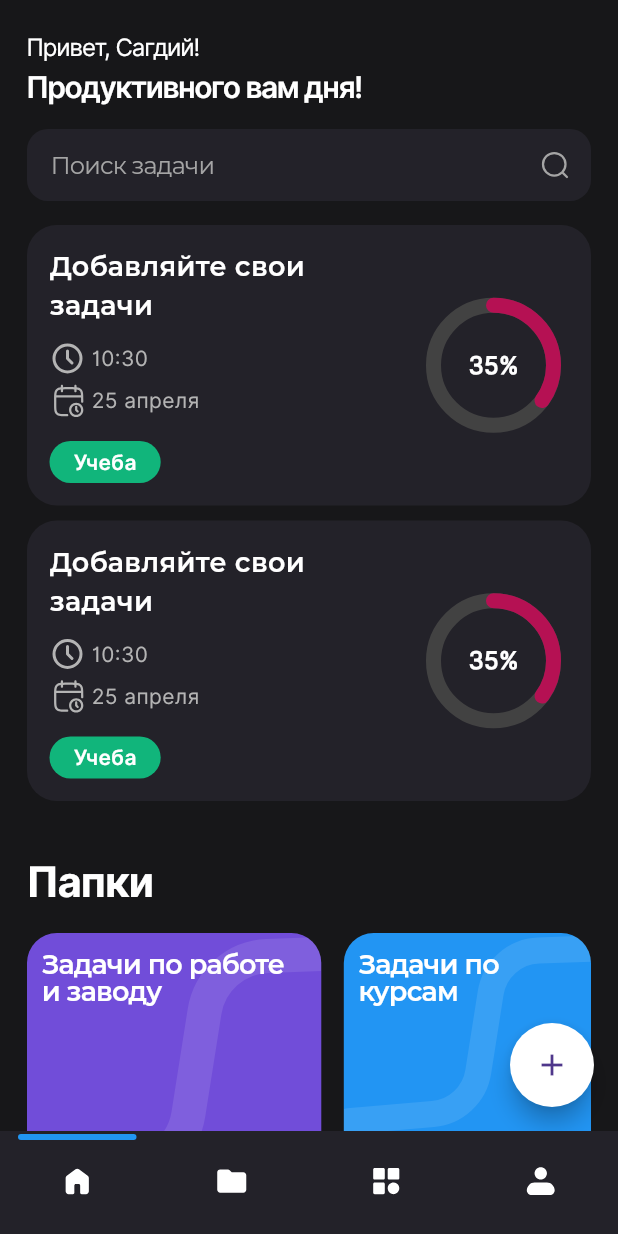
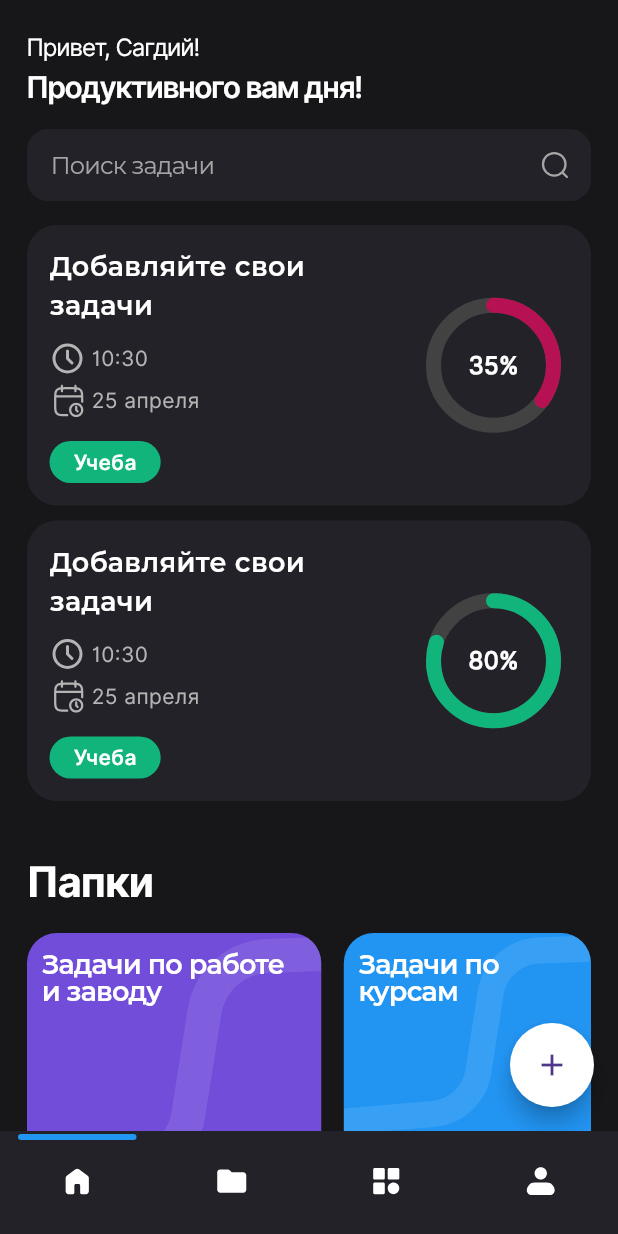
Before and after one commit to rahimov27/todo_app, a Flutter app: the screen it shows after launch, on a phone screen of 412 x 824 dp. Run offline on Flutter 3.47's test engine with Material 3 defaults, Android fonts, the phone set to English and light mode, and no system bars; drawn by our look-alikes of flutter_speed_dial, persistent_bottom_nav_bar; our stand-ins replace flutter_svg, hive, hive_flutter, lottie; accounts and stored records are empty.

Commit message:
added stagged grid view

```diff
--- a/lib/features/home/screens/home_screen.dart
+++ b/lib/features/home/screens/home_screen.dart
@@ -1,5 +1,6 @@
 import 'package:flutter/material.dart';
 import 'package:flutter_speed_dial/flutter_speed_dial.dart';
+import 'package:flutter_staggered_grid_view/flutter_staggered_grid_view.dart';
 import 'package:flutter_svg/svg.dart';
 import 'package:provider/provider.dart';
 import 'package:todo_app/features/home/screens/add_folder_screen.dart';
@@ -90,7 +91,7 @@ class _HomeScreenState extends State<HomeScreen> {
                           subtitle: "Пишите свои описания",
                           time: DateTime.now(),
                           date: DateTime.now(),
-                          progress: 35,
+                          progress: 80,
                         ),
                       ],
                     ),
@@ -109,15 +110,22 @@ class _HomeScreenState extends State<HomeScreen> {
                 SizedBox(height: 14),
 
                 folderProvider.folderModels.isNotEmpty
-                    ? SizedBox(
-                      height: 500, // Adjust the height if necessary
-                      child: ListView.builder(
+                    ? Column(
+                      children: [
+                        MasonryGridView.builder(
+                          crossAxisSpacing: 10,
+                          mainAxisSpacing: 10,
+                          itemCount: folderProvider.folderModels.length,
                           physics: NeverScrollableScrollPhysics(),
-                        itemCount: folderProvider.folderModels.length,
-                        itemBuilder: (context, index) {
-                          return FolderCard(
+                          shrinkWrap: true,
+                          gridDelegate:
+                              SliverSimpleGridDelegateWithFixedCrossAxisCount(
+                                crossAxisCount: 2,
+                              ),
+                          itemBuilder:
+                              (context, index) => FolderCard(
                                 width: double.infinity,
-                            height: MediaQuery.of(context).size.width / 2.5,
+                                height: (index % 3 == 0) ? 250 : 197,
                                 title: folderProvider.folderModels[index].title,
                                 subtitle:
                                     folderProvider.folderModels[index].subtitle,
@@ -127,11 +135,11 @@ class _HomeScreenState extends State<HomeScreen> {
                                     folderProvider
                                         .folderModels[index]
                                         .backgroundColor,
-                          );
-                        },
                               ),
+                        ),
+                      ],
                     )
-                    : StaticFolderCards(), // Display static cards if no folders
+                    : StaticFolderCards(),
               ],
             ),
           ),
@@ -199,6 +207,12 @@ class _HomeScreenState extends State<HomeScreen> {
                                     ),
                                     SizedBox(height: 8),
                                     TextField(
+                                      style: TextStyle(
+                                        fontFamily: "Montserrat",
+                                        letterSpacing: -0.7,
+                                        fontSize: 16,
+                                        color: Colors.white,
+                                      ),
                                       controller:
                                           folderProvider.titleController,
                                       decoration: InputDecoration(
@@ -238,6 +252,12 @@ class _HomeScreenState extends State<HomeScreen> {
                                     SizedBox(
                                       height: 150,
                                       child: TextField(
+                                        style: TextStyle(
+                                          fontFamily: "Montserrat",
+                                          letterSpacing: -0.7,
+                                          fontSize: 16,
+                                          color: Colors.white,
+                                        ),
                                         controller:
                                             folderProvider.subtitleController,
                                         expands: true,
--- a/lib/features/home/widgets/folder_card.dart
+++ b/lib/features/home/widgets/folder_card.dart
@@ -50,6 +50,8 @@ class FolderCard extends StatelessWidget {
                     children: [
                       Text(
                         title,
+                        overflow: TextOverflow.ellipsis,
+                        maxLines: 2,
                         style: TextStyle(
                           fontFamily: "Montserrat-semibold",
                           fontSize: 18,
@@ -61,6 +63,8 @@ class FolderCard extends StatelessWidget {
                       Spacer(),
                       Text(
                         subtitle,
+                        overflow: TextOverflow.ellipsis,
+                        maxLines: 2,
                         style: TextStyle(
                           fontFamily: "Inter",
                           fontSize: 12,
@@ -125,7 +129,6 @@ class FolderCard extends StatelessWidget {
             ),
           ),
         ),
-        SizedBox(height: 10),
       ],
     );
   }
--- a/lib/features/todoFolder/viewmodel/todo_folder_viewmodel.dart
+++ b/lib/features/todoFolder/viewmodel/todo_folder_viewmodel.dart
@@ -46,6 +46,8 @@ class TodoFolderViewmodel extends ChangeNotifier {
     );
     await _todoFolderBox.add(todoFolder);
     folderModels = _todoFolderBox.values.toList();
+    titleController.clear();
+    subtitleController.clear();
     notifyListeners();
   }
 
--- a/pubspec.yaml
+++ b/pubspec.yaml
@@ -26,6 +26,7 @@ dependencies:
   lottie: ^3.3.1
   flutter_speed_dial: ^7.0.0
   uuid: ^4.5.1
+  flutter_staggered_grid_view: ^0.7.0
 
 dev_dependencies:
   flutter_test:
```
Also changed, not shown: lib/features/category/category_screen.dart (+32 -1 lines), pubspec.lock. Lines whose indentation alone changed are shown as unchanged.
